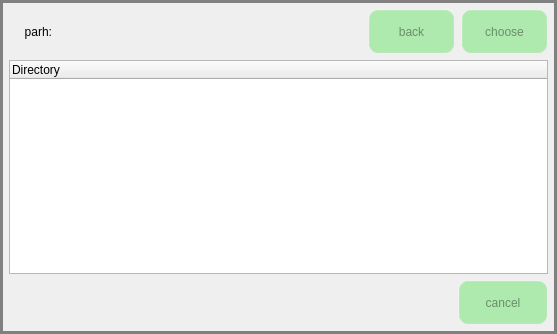
First picture: the form in file_opration.ui, repository jizizihe/baijie_demo, before the edit.
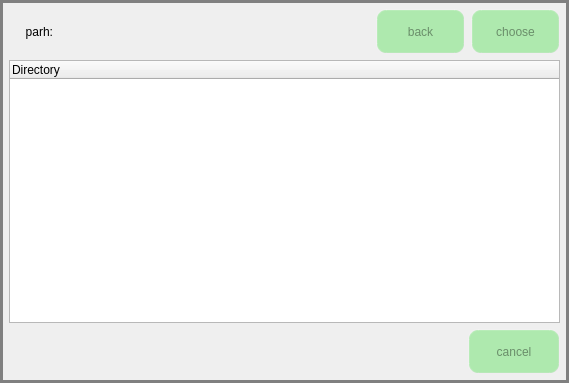
Second picture: the form after the edit. Icons and pictures are not drawn.

The edit to the form file:
```diff
--- a/file_opration.ui
+++ b/file_opration.ui
@@ -6,8 +6,8 @@
    <rect>
     <x>0</x>
     <y>0</y>
-    <width>557</width>
-    <height>334</height>
+    <width>569</width>
+    <height>383</height>
    </rect>
   </property>
   <property name="windowTitle">
```
Left out of the diff: 2 changed lines with no effect on the pictures.
